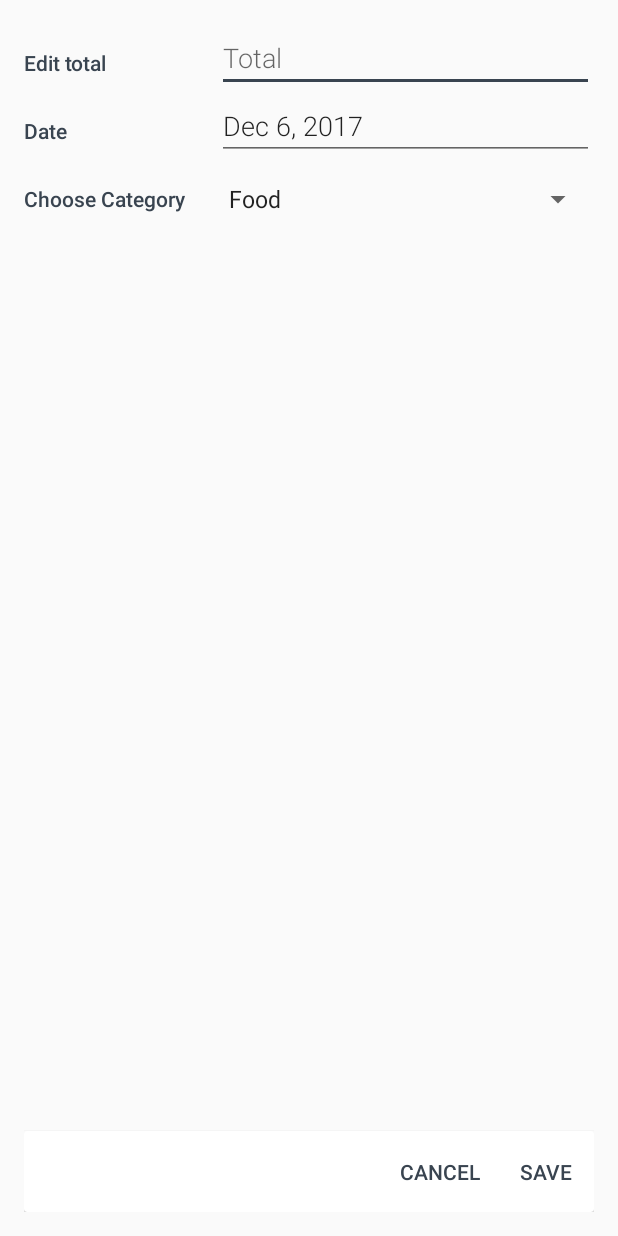
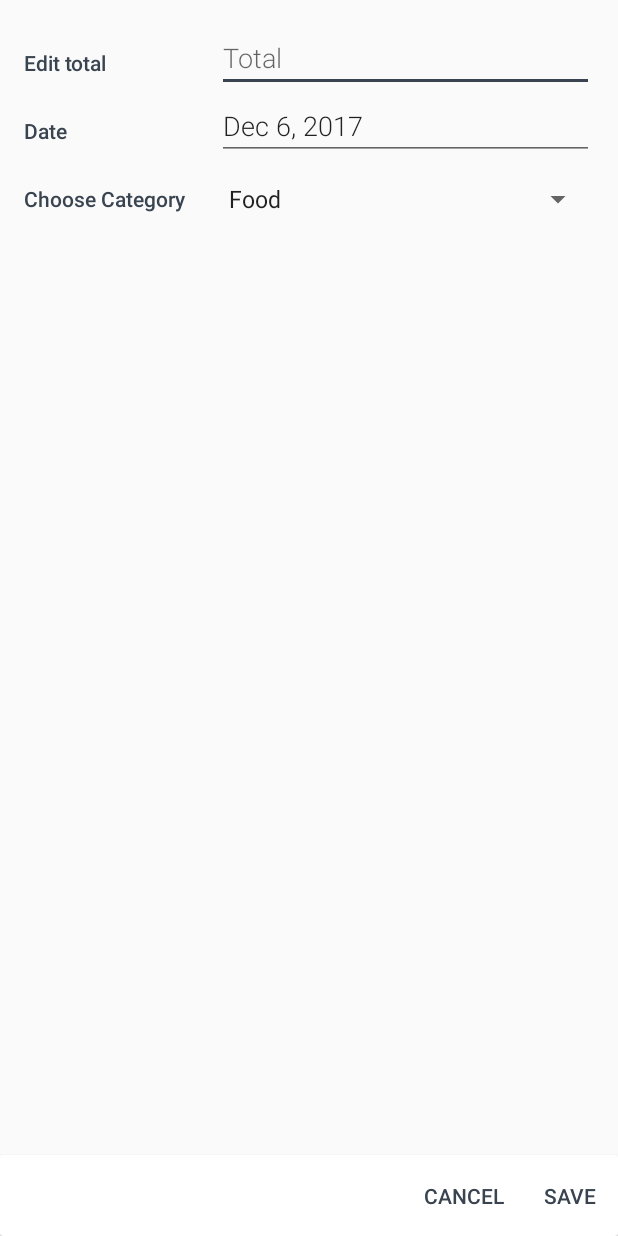
Before and after one commit to SPKB24/MobileAppDev-FinalProject, an Android app: the EditReceipt screen opened directly, with no data from a screen before it, on a phone screen of 412 x 824 dp. Run offline under Robolectric (Android 15) with nearby library versions, the phone set to English and light mode, and no system bars.

Commit message:
Code cleanup

```diff
--- a/app/OnYourMark/app/src/main/AndroidManifest.xml
+++ b/app/OnYourMark/app/src/main/AndroidManifest.xml
@@ -36,7 +36,6 @@
         <activity android:name=".views.MonthlyActivity" />
         <activity android:name=".views.BreakdownActivity" />
         <activity android:name=".views.AddItemActivity" />
-        <activity android:name=".views.SelectImageActivity" />
         <activity android:name=".views.SettingsActivity" />
         <activity android:name=".views.EditReceipt" />
         <activity android:name=".views.AboutActivity"
--- a/app/OnYourMark/app/src/main/java/com/example/mikezurawski/onyourmark/views/AddItemActivity.java
+++ b/app/OnYourMark/app/src/main/java/com/example/mikezurawski/onyourmark/views/AddItemActivity.java
@@ -39,7 +39,6 @@ import static org.apache.commons.lang.StringUtils.isNumeric;
 
 public class AddItemActivity extends AppCompatActivity {
 
-    private Button buttonSelectImage;
     private Button takePhotoButton;
     private Button selectFromAlbumButtom;
     private Button jumpToEditReceipt;
@@ -74,8 +73,6 @@ public class AddItemActivity extends AppCompatActivity {
         }
 
         editText = (EditText) findViewById(R.id.editTextResult);
-
-        // Two buttons
         editText.setText("");
 
         // Launch take photo
--- a/app/OnYourMark/app/src/main/res/layout/activity_edit_receipt.xml
+++ b/app/OnYourMark/app/src/main/res/layout/activity_edit_receipt.xml
@@ -4,7 +4,6 @@
     xmlns:tools="http://schemas.android.com/tools"
     android:layout_width="match_parent"
     android:layout_height="match_parent"
-    android:padding="16dp"
     tools:context="com.example.mikezurawski.onyourmark.views.EditReceipt"
     android:orientation="vertical">
 
@@ -12,6 +11,8 @@
         android:id="@+id/activity_edit_set_scroll"
         android:layout_width="match_parent"
         android:layout_height="0dp"
+        android:padding="16dp"
+
         android:layout_weight="1">
 
         <LinearLayout
@@ -43,38 +44,13 @@
                 </LinearLayout>
             </LinearLayout>
 
-            <!--<LinearLayout-->
-                <!--android:layout_width="match_parent"-->
-                <!--android:layout_height="wrap_content"-->
-                <!--android:orientation="horizontal">-->
-
-                <!--<TextView-->
-                    <!--android:text="@string/edit_company"-->
-                    <!--style="@style/CategoryStyle" />-->
-
-                <!--<LinearLayout-->
-                    <!--android:layout_height="wrap_content"-->
-                    <!--android:layout_width="0dp"-->
-                    <!--android:layout_weight="2"-->
-                    <!--android:paddingStart="2dp"-->
-                    <!--android:orientation="vertical">-->
-
-                    <!--<EditText-->
-                        <!--android:id="@+id/editCompany"-->
-                        <!--android:hint="@string/company"-->
-                        <!--android:inputType="text"-->
-                        <!--style="@style/EditorFieldStyle" />-->
-
-                <!--</LinearLayout>-->
-            <!--</LinearLayout>-->
-
             <LinearLayout
                 android:layout_width="match_parent"
                 android:layout_height="wrap_content"
                 android:orientation="horizontal">
 
                 <TextView
-                    android:text="Date"
+                    android:text="@string/date"
                     style="@style/CategoryStyle" />
 
                 <LinearLayout
@@ -86,7 +62,7 @@
 
                     <EditText
                         android:id="@+id/editDate"
-                        android:hint="Date"
+                        android:hint="@string/date"
                         android:inputType="text"
                         style="@style/EditorFieldStyle" />
 
@@ -99,7 +75,7 @@
                 android:orientation="horizontal">
 
                 <TextView
-                    android:text="Choose Category"
+                    android:text="@string/choose_category"
                     style="@style/CategoryStyle" />
 
                 <LinearLayout
@@ -139,13 +115,13 @@
                 style="?android:attr/buttonBarButtonStyle"
                 android:layout_width="wrap_content"
                 android:layout_height="wrap_content"
-                android:text="Cancel"/>
+                android:text="@string/cancel"/>
 
             <Button android:id="@+id/save_button"
                 style="?android:attr/buttonBarButtonStyle"
                 android:layout_width="wrap_content"
                 android:layout_height="wrap_content"
-                android:text="Save"/>
+                android:text="@string/save"/>
 
         </LinearLayout>
 
--- a/app/OnYourMark/app/src/main/res/values/strings.xml
+++ b/app/OnYourMark/app/src/main/res/values/strings.xml
@@ -19,4 +19,12 @@
     <string name="total">Total</string>
     <string name="company">Company</string>
     <string name="edit_company">Edit Company</string>
+    <string name="take_a_photo_or_select_an_image">Take a photo or select an image!</string>
+    <string name="take_photo">Take photo</string>
+    <string name="select_photo">Select Photo</string>
+    <string name="edit_receipt">Edit Receipt</string>
+    <string name="date">Date</string>
+    <string name="choose_category">Choose Category</string>
+    <string name="cancel">Cancel</string>
+    <string name="save">Save</string>
 </resources>
```
Also changed, not shown: app/OnYourMark/app/src/main/java/com/example/mikezurawski/onyourmark/views/SelectImageActivity.java (deleted, +0 -181 lines), app/OnYourMark/app/src/main/res/layout/activity_add_item.xml (+4 -4 lines), app/OnYourMark/app/src/main/res/layout/activity_select_image.xml (deleted, +0 -51 lines).
